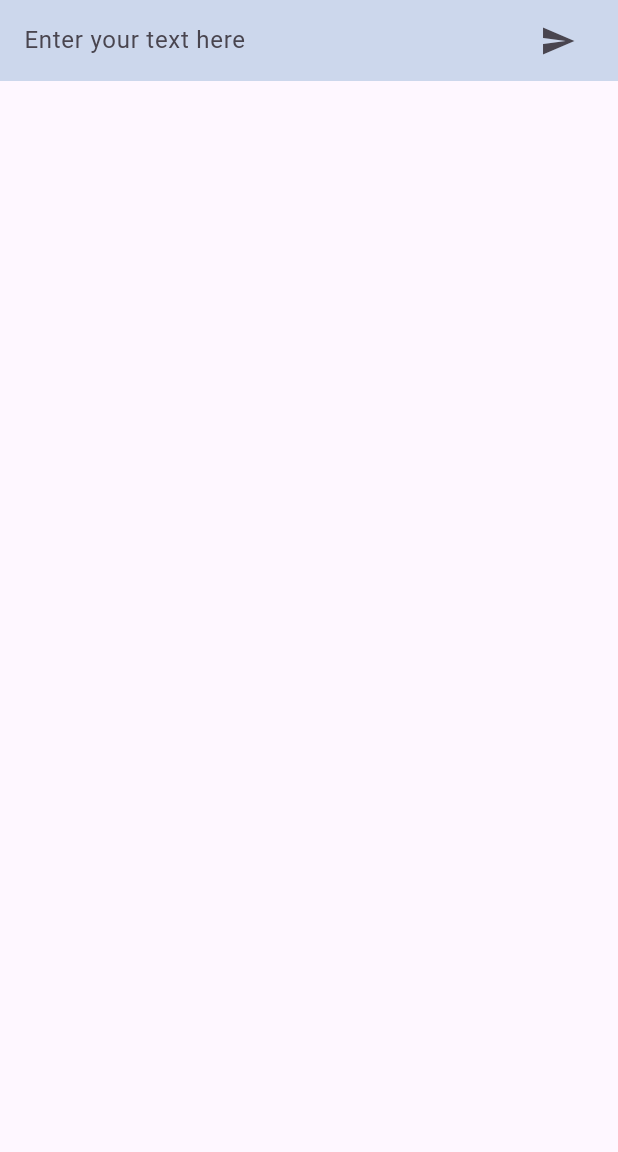
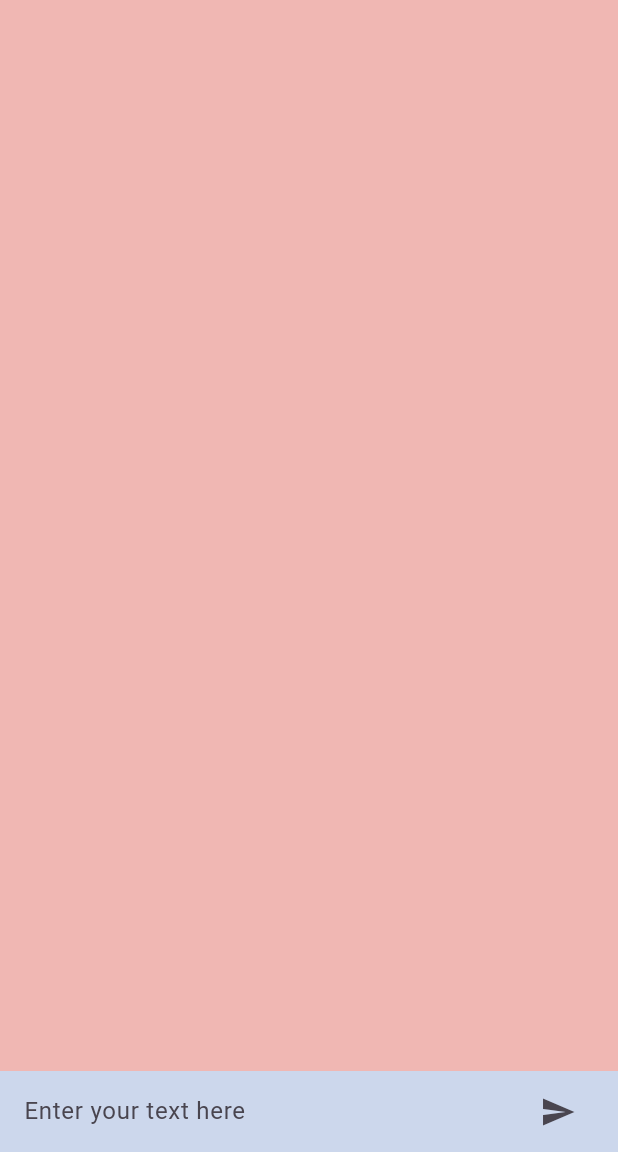
Before and after one commit to emirariemir/openai_test, a Flutter app: the screen it shows after launch, on a phone screen of 412 x 824 dp, the part 84-1236 px from its top. Run offline on Flutter 3.47's test engine with Material 2 defaults, Android fonts, the phone set to English and light mode, and no system bars.

Commit message:
complete app template

```diff
--- a/lib/chat_screen.dart
+++ b/lib/chat_screen.dart
@@ -31,6 +31,14 @@ class _ChatScreenState extends State<ChatScreen> {
     );
   }
 
+  Expanded buildChatWidget() {
+    return Expanded(
+      child: Container(
+        color: Color.fromARGB(255, 240, 183, 179),
+      ),
+    );
+  }
+
   @override
   Widget build(BuildContext context) {
     return Scaffold(
@@ -38,8 +46,11 @@ class _ChatScreenState extends State<ChatScreen> {
         backgroundColor: Color.fromARGB(255, 222, 235, 207),
         title: Text('OpenAI Test'),
       ),
-      body: Container(
-        child: buildTextField(),
+      body: Column(
+        children: [
+          buildChatWidget(),
+          buildTextField(),
+        ],
       ),
     );
   }
```
